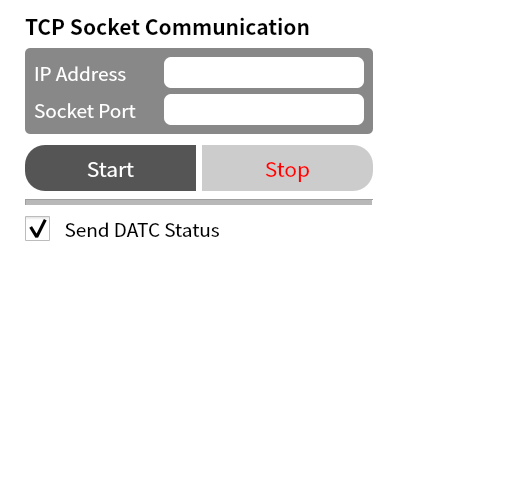
Old version of the form ui/tcp_form.ui in the repository PlanA2G/datc_user_interface.
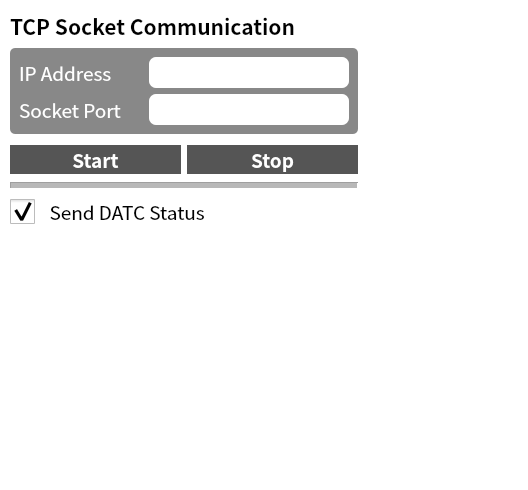
New version of the form.

Commit message: update: modify datc_ctrl ui & add ctrl with slider

Patch:
```diff
--- a/ui/tcp_form.ui
+++ b/ui/tcp_form.ui
@@ -34,15 +34,13 @@
 #pushButton_tcp_start{
 	background-color:#555555;
 	color:#FFFFFF;
-	padding:7px;
 	border-top-left-radius:20px;
 	border-bottom-left-radius:20px;
 }
 
 #pushButton_tcp_stop{
-	background-color:#CCCCCC;
-	color:#FF0000;
-	padding:7px;
+	background-color:#555555;
+	color:#FFFFFF;
 	border-top-right-radius:20px;
 	border-bottom-right-radius:20px;
 }
@@ -58,7 +56,7 @@
   </property>
   <layout class="QGridLayout" name="gridLayout">
    <property name="leftMargin">
-    <number>25</number>
+    <number>10</number>
    </property>
    <property name="topMargin">
     <number>10</number>
@@ -418,7 +416,9 @@
          <property name="font">
           <font>
            <family>Noto Sans CJK HK</family>
-           <pointsize>16</pointsize>
+           <pointsize>14</pointsize>
+           <weight>75</weight>
+           <bold>true</bold>
           </font>
          </property>
          <property name="text">
@@ -431,7 +431,9 @@
          <property name="font">
           <font>
            <family>Noto Sans CJK HK</family>
-           <pointsize>16</pointsize>
+           <pointsize>14</pointsize>
+           <weight>75</weight>
+           <bold>true</bold>
           </font>
          </property>
          <property name="text">
```
The commit also changes 5 other files.
